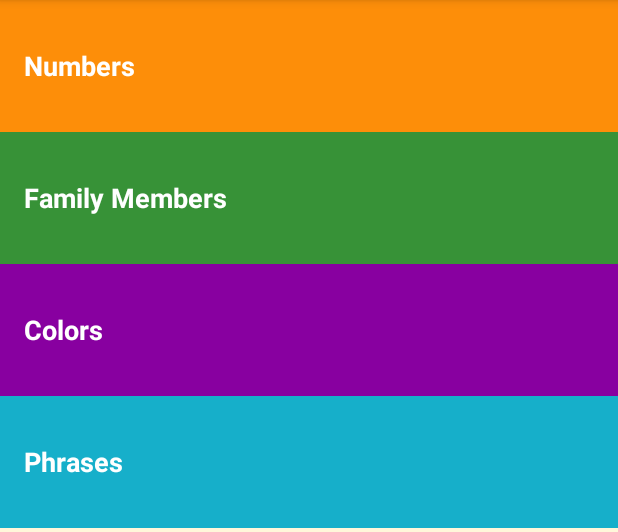
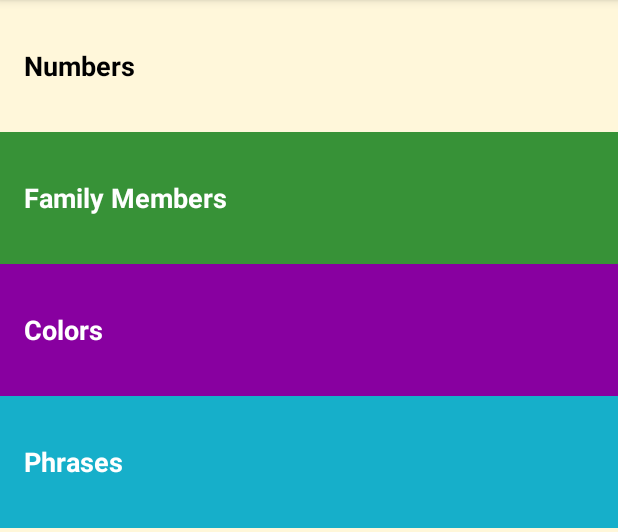
Before and after one commit to AnkurBegining/My-Miwok-App, an Android app: the screen it shows after launch (MainActivity), on a phone screen of 412 x 824 dp, the part 84-616 px from its top. Run offline under Robolectric (Android 15) with nearby library versions, the phone set to English and light mode, and no system bars.

Commit message:
feat:Almost done.Check it

```diff
--- a/app/src/main/res/layout/activity_main.xml
+++ b/app/src/main/res/layout/activity_main.xml
@@ -12,7 +12,8 @@
     <TextView
         android:id="@+id/numbers"
         style="@style/CategoryStyle"
-        android:background="@color/category_numbers"
+        android:textColor="@android:color/black"
+        android:background="?android:attr/selectableItemBackground"
         android:text="@string/category_numbers"
        />
 
```
